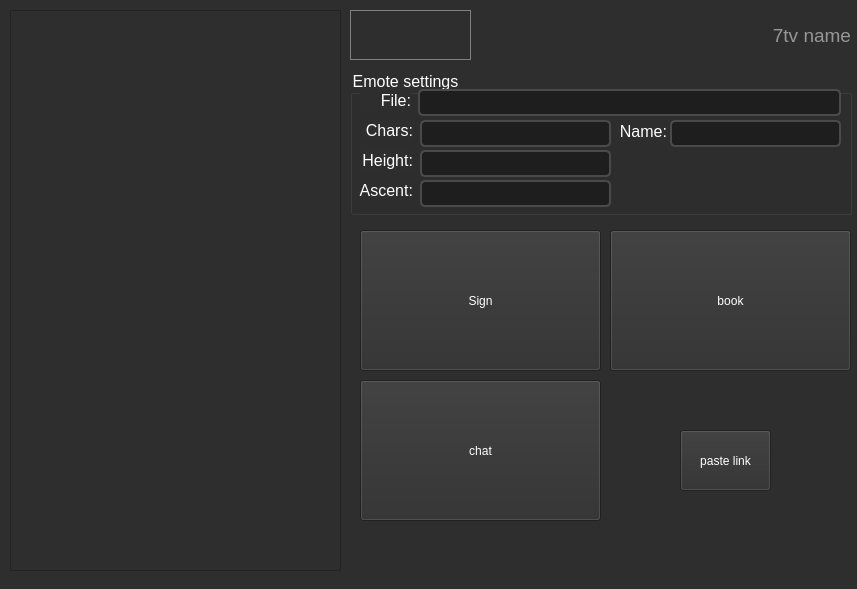
Old version of the form emotes.ui in the repository Okakuh/EmoteAdder.
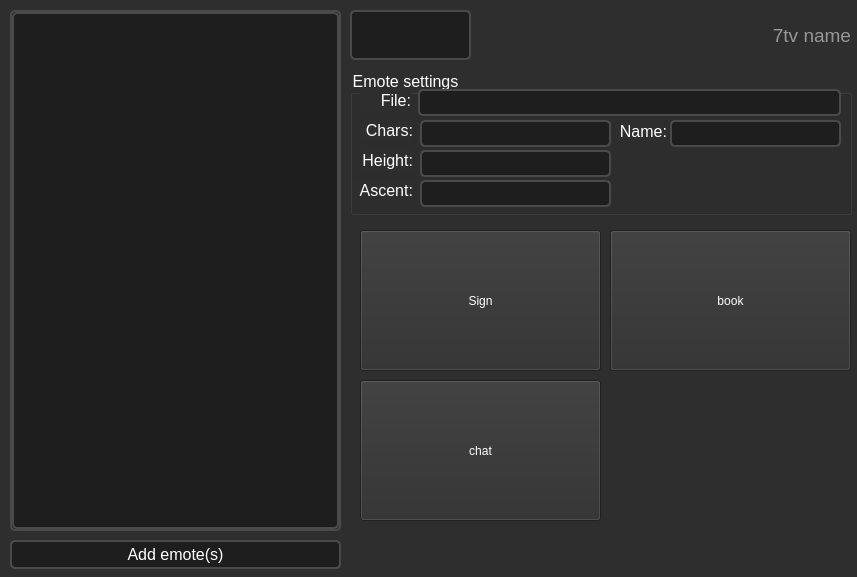
New version of the form.

Commit message: Add Emotes Button

```diff
--- a/emotes.ui
+++ b/emotes.ui
@@ -10,7 +10,7 @@
     <x>0</x>
     <y>0</y>
     <width>857</width>
-    <height>589</height>
+    <height>577</height>
    </rect>
   </property>
   <property name="windowTitle">
@@ -29,9 +29,14 @@
      <x>10</x>
      <y>10</y>
      <width>331</width>
-     <height>561</height>
+     <height>521</height>
     </rect>
    </property>
+   <property name="styleSheet">
+    <string notr="true">background-color: rgb(30, 30, 30);
+border-radius: 5px;
+border: 2px solid  rgb(74, 74, 74);</string>
+   </property>
    <property name="widgetResizable">
     <bool>true</bool>
    </property>
@@ -40,8 +45,8 @@
      <rect>
       <x>0</x>
       <y>0</y>
-      <width>329</width>
-      <height>559</height>
+      <width>327</width>
+      <height>517</height>
      </rect>
     </property>
    </widget>
@@ -372,7 +377,9 @@
     </rect>
    </property>
    <property name="styleSheet">
-    <string notr="true">border: 1px solid gray</string>
+    <string notr="true">background-color: rgb(30, 30, 30);
+border-radius: 5px;
+border: 2px solid  rgb(74, 74, 74);</string>
    </property>
    <property name="text">
     <string/>
@@ -453,17 +460,34 @@
     <string>book</string>
    </property>
   </widget>
-  <widget class="QPushButton" name="pushButton_4">
+  <widget class="QPushButton" name="butAddEmotes">
+   <property name="enabled">
+    <bool>true</bool>
+   </property>
    <property name="geometry">
     <rect>
-     <x>680</x>
-     <y>430</y>
-     <width>91</width>
-     <height>61</height>
+     <x>10</x>
+     <y>540</y>
+     <width>331</width>
+     <height>29</height>
     </rect>
    </property>
+   <property name="font">
+    <font>
+     <pointsize>12</pointsize>
+     <stylestrategy>PreferDefault</stylestrategy>
+    </font>
+   </property>
+   <property name="cursor">
+    <cursorShape>PointingHandCursor</cursorShape>
+   </property>
+   <property name="styleSheet">
+    <string notr="true">background-color: rgb(30, 30, 30);
+border-radius: 5px;
+border: 2px solid  rgb(74, 74, 74);</string>
+   </property>
    <property name="text">
-    <string>paste link</string>
+    <string>Add emote(s)</string>
    </property>
   </widget>
  </widget>
```
The commit also changes 5 other files.
